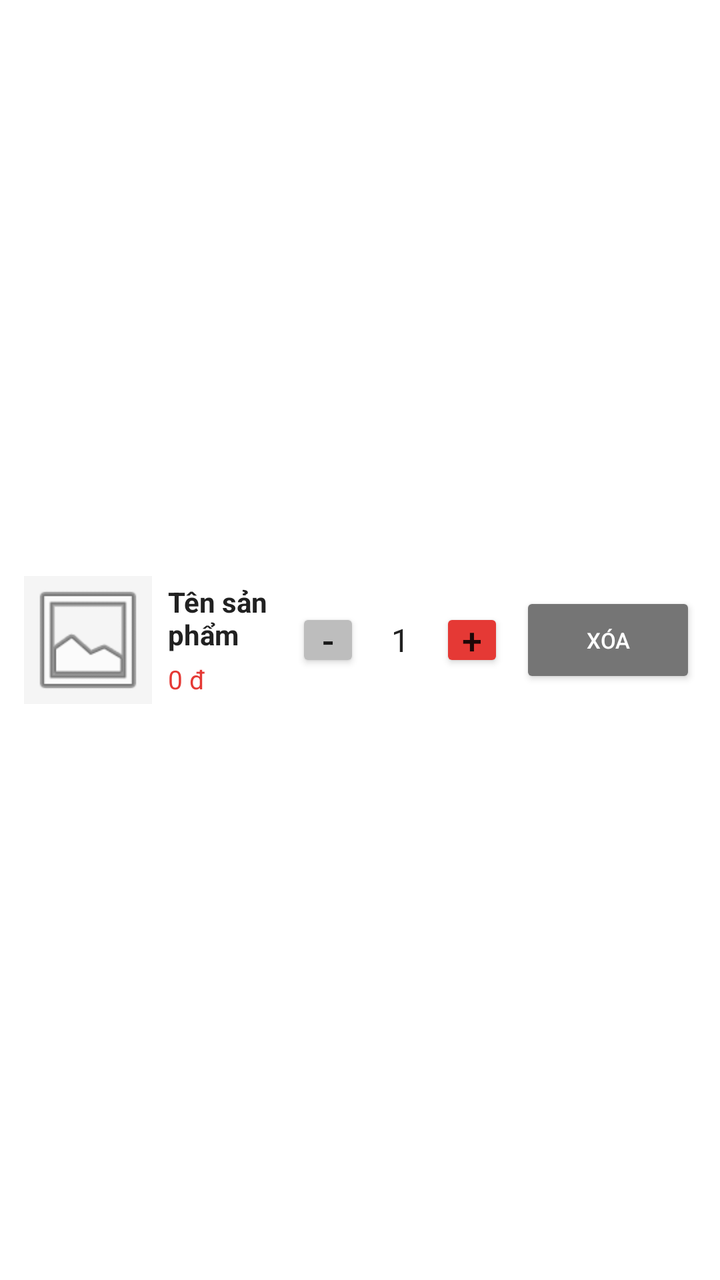
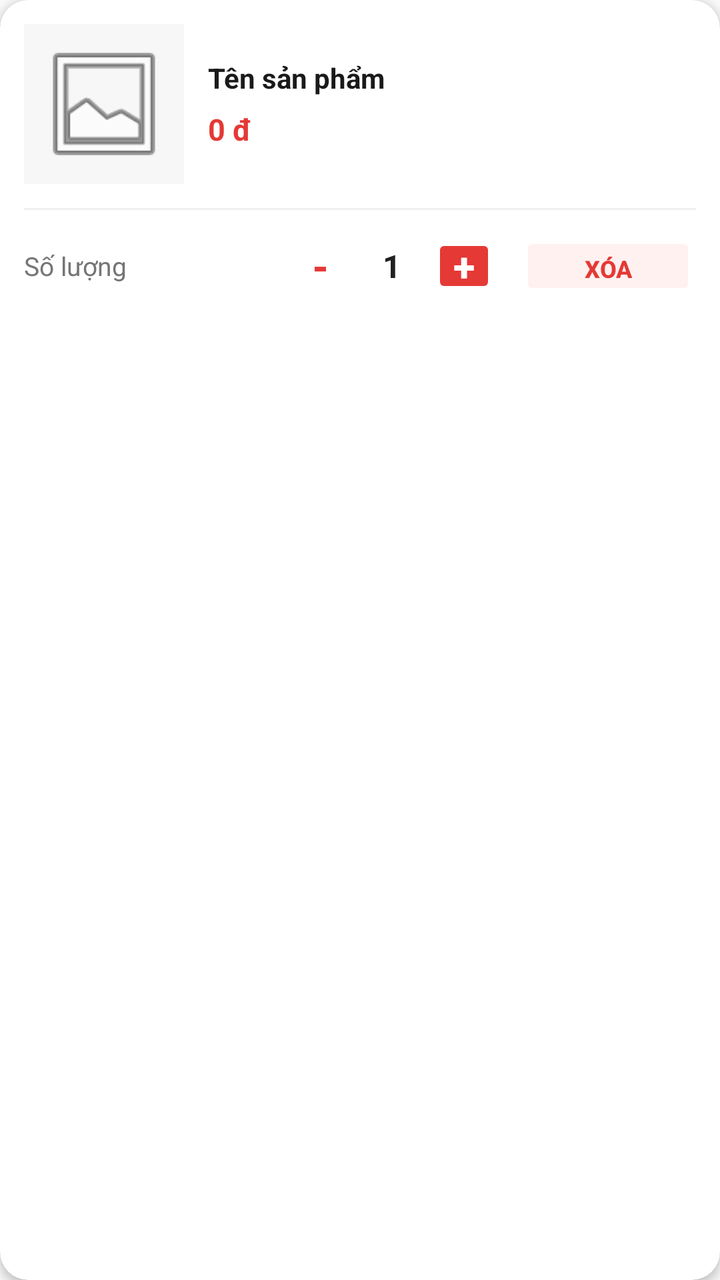

Screens rendered from an Android XML layout before and after an edit, with the pre-edit source and the edit as a unified diff.
<!-- AndroidManifest.xml: application theme Theme.Cellphonesclone -->
<!-- res/layout/item_cart.xml -->
<?xml version="1.0" encoding="utf-8"?>
<LinearLayout xmlns:android="http://schemas.android.com/apk/res/android"
    android:layout_width="match_parent"
    android:layout_height="wrap_content"
    android:background="#FFFFFF"
    android:elevation="2dp"
    android:padding="12dp"
    android:orientation="horizontal"
    android:gravity="center_vertical">

    <ImageView
        android:id="@+id/ivCartProductImage"
        android:layout_width="64dp"
        android:layout_height="64dp"
        android:src="@android:drawable/ic_menu_gallery"
        android:background="#F5F5F5"
        android:scaleType="centerCrop"/>

    <LinearLayout
        android:layout_width="0dp"
        android:layout_height="wrap_content"
        android:layout_weight="1"
        android:orientation="vertical"
        android:padding="8dp">

        <TextView
            android:id="@+id/tvCartProductName"
            android:layout_width="match_parent"
            android:layout_height="wrap_content"
            android:text="Tên sản phẩm"
            android:textSize="14sp"
            android:textStyle="bold"
            android:textColor="#212121"/>

        <TextView
            android:id="@+id/tvCartProductPrice"
            android:layout_width="match_parent"
            android:layout_height="wrap_content"
            android:text="0 đ"
            android:textSize="13sp"
            android:textColor="#E53935"
            android:layout_marginTop="4dp"/>

    </LinearLayout>

    <LinearLayout
        android:layout_width="wrap_content"
        android:layout_height="wrap_content"
        android:orientation="horizontal"
        android:gravity="center_vertical">

        <Button
            android:id="@+id/btnDecrease"
            android:layout_width="32dp"
            android:layout_height="32dp"
            android:text="-"
            android:textSize="18sp"
            android:padding="0dp"
            android:backgroundTint="#BDBDBD"/>

        <TextView
            android:id="@+id/tvQuantity"
            android:layout_width="40dp"
            android:layout_height="wrap_content"
            android:text="1"
            android:textSize="16sp"
            android:textColor="#212121"
            android:gravity="center"/>

        <Button
            android:id="@+id/btnIncrease"
            android:layout_width="32dp"
            android:layout_height="32dp"
            android:text="+"
            android:textSize="18sp"
            android:padding="0dp"
            android:backgroundTint="#E53935"/>

        <Button
            android:id="@+id/btnRemove"
            android:layout_width="wrap_content"
            android:layout_height="wrap_content"
            android:text="Xóa"
            android:textSize="11sp"
            android:backgroundTint="#757575"
            android:textColor="#FFFFFF"
            android:padding="6dp"
            android:layout_marginStart="8dp"/>

    </LinearLayout>

</LinearLayout>
<!-- resources referenced by this layout -->
<resources>
  <style name="Theme.Cellphonesclone" parent="Theme.AppCompat.Light.NoActionBar">
          <item name="colorPrimary">@color/colorPrimary</item>
          <item name="colorPrimaryDark">@color/colorPrimaryDark</item>
          <item name="colorAccent">@color/colorAccent</item>
          <item name="android:statusBarColor">@color/colorPrimaryDark</item>
      </style>
  <color name="colorPrimary">#E53935</color>
  <color name="colorPrimaryDark">#B71C1C</color>
  <color name="colorAccent">#1976D2</color>
</resources>

<!-- the commit's change to res/layout/item_cart.xml (unified diff, before → after) -->
@@ -1,92 +1,160 @@
 <?xml version="1.0" encoding="utf-8"?>
-<LinearLayout xmlns:android="http://schemas.android.com/apk/res/android"
+<androidx.cardview.widget.CardView
+    xmlns:android="http://schemas.android.com/apk/res/android"
+    xmlns:app="http://schemas.android.com/apk/res-auto"
     android:layout_width="match_parent"
     android:layout_height="wrap_content"
-    android:background="#FFFFFF"
-    android:elevation="2dp"
-    android:padding="12dp"
-    android:orientation="horizontal"
-    android:gravity="center_vertical">
-
-    <ImageView
-        android:id="@+id/ivCartProductImage"
-        android:layout_width="64dp"
-        android:layout_height="64dp"
-        android:src="@android:drawable/ic_menu_gallery"
-        android:background="#F5F5F5"
-        android:scaleType="centerCrop"/>
+    android:layout_marginStart="12dp"
+    android:layout_marginEnd="12dp"
+    android:layout_marginBottom="10dp"
+    app:cardCornerRadius="14dp"
+    app:cardElevation="3dp"
+    app:cardBackgroundColor="#FFFFFF">
 
     <LinearLayout
-        android:layout_width="0dp"
+        android:layout_width="match_parent"
         android:layout_height="wrap_content"
-        android:layout_weight="1"
         android:orientation="vertical"
-        android:padding="8dp">
+        android:padding="12dp">
 
-        <TextView
-            android:id="@+id/tvCartProductName"
+        
+        <LinearLayout
             android:layout_width="match_parent"
             android:layout_height="wrap_content"
-            android:text="Tên sản phẩm"
-            android:textSize="14sp"
-            android:textStyle="bold"
-            android:textColor="#212121"/>
+            android:orientation="horizontal"
+            android:gravity="center_vertical">
 
-        <TextView
-            android:id="@+id/tvCartProductPrice"
+            
+            <ImageView
+                android:id="@+id/ivCartProductImage"
+                android:layout_width="80dp"
+                android:layout_height="80dp"
+                android:src="@android:drawable/ic_menu_gallery"
+                android:background="#F7F7F7"
+                android:scaleType="fitCenter"
+                android:padding="6dp"/>
+
+            
+            <LinearLayout
+                android:layout_width="0dp"
+                android:layout_height="wrap_content"
+                android:layout_weight="1"
+                android:orientation="vertical"
+                android:paddingStart="12dp"
+                android:paddingEnd="4dp">
+
+                <TextView
+                    android:id="@+id/tvCartProductName"
+                    android:layout_width="match_parent"
+                    android:layout_height="wrap_content"
+                    android:text="Tên sản phẩm"
+                    android:textSize="14sp"
+                    android:textStyle="bold"
+                    android:textColor="#1A1A1A"
+                    android:maxLines="2"
+                    android:ellipsize="end"
+                    android:lineSpacingMultiplier="1.2"/>
+
+                <TextView
+                    android:id="@+id/tvCartProductPrice"
+                    android:layout_width="match_parent"
+                    android:layout_height="wrap_content"
+                    android:text="0 đ"
+                    android:textSize="15sp"
+                    android:textStyle="bold"
+                    android:textColor="#E53935"
+                    android:layout_marginTop="6dp"/>
+
+            </LinearLayout>
+
+        </LinearLayout>
+
+        
+        <View
+            android:layout_width="match_parent"
+            android:layout_height="1dp"
+            android:background="#F0F0F0"
+            android:layout_marginTop="12dp"
+            android:layout_marginBottom="10dp"/>
+
+        
+        <LinearLayout
             android:layout_width="match_parent"
             android:layout_height="wrap_content"
-            android:text="0 đ"
-            android:textSize="13sp"
-            android:textColor="#E53935"
-            android:layout_marginTop="4dp"/>
+            android:orientation="horizontal"
+            android:gravity="center_vertical">
+
+            
+            <TextView
+                android:layout_width="0dp"
+                android:layout_height="wrap_content"
+                android:layout_weight="1"
+                android:text="Số lượng"
+                android:textSize="13sp"
+                android:textColor="#757575"/>
+
+            
+            <LinearLayout
+                android:layout_width="wrap_content"
+                android:layout_height="wrap_content"
+                android:orientation="horizontal"
+                android:gravity="center_vertical"
+                android:background="@drawable/bg_search_bar"
+                android:padding="2dp">
+
+                <Button
+                    android:id="@+id/btnDecrease"
+                    android:layout_width="32dp"
+                    android:layout_height="32dp"
+                    android:text="-"
+                    android:textSize="20sp"
+                    android:textStyle="bold"
+                    android:textColor="#E53935"
+                    android:padding="0dp"
+                    android:backgroundTint="#FFFFFF"
+                    android:stateListAnimator="@null"/>
+
+                <TextView
+                    android:id="@+id/tvQuantity"
+                    android:layout_width="40dp"
+                    android:layout_height="wrap_content"
+                    android:text="1"
+                    android:textSize="16sp"
+                    android:textStyle="bold"
+                    android:textColor="#212121"
+                    android:gravity="center"/>
+
+                <Button
+                    android:id="@+id/btnIncrease"
+                    android:layout_width="32dp"
+                    android:layout_height="32dp"
+                    android:text="+"
+                    android:textSize="20sp"
+                    android:textStyle="bold"
+                    android:textColor="#FFFFFF"
+                    android:padding="0dp"
+                    android:backgroundTint="#E53935"
+                    android:stateListAnimator="@null"/>
+
+            </LinearLayout>
+
+            
+            <Button
+                android:id="@+id/btnRemove"
+                android:layout_width="wrap_content"
+                android:layout_height="34dp"
+                android:text="Xóa"
+                android:textSize="12sp"
+                android:textStyle="bold"
+                android:backgroundTint="#FFF1F0"
+                android:textColor="#E53935"
+                android:paddingStart="14dp"
+                android:paddingEnd="14dp"
+                android:layout_marginStart="10dp"
+                android:stateListAnimator="@null"/>
+
+        </LinearLayout>
 
     </LinearLayout>
 
-    <LinearLayout
-        android:layout_width="wrap_content"
-        android:layout_height="wrap_content"
-        android:orientation="horizontal"
-        android:gravity="center_vertical">
-
-        <Button
-            android:id="@+id/btnDecrease"
-            android:layout_width="32dp"
-            android:layout_height="32dp"
-            android:text="-"
-            android:textSize="18sp"
-            android:padding="0dp"
-            android:backgroundTint="#BDBDBD"/>
-
-        <TextView
-            android:id="@+id/tvQuantity"
-            android:layout_width="40dp"
-            android:layout_height="wrap_content"
-            android:text="1"
-            android:textSize="16sp"
-            android:textColor="#212121"
-            android:gravity="center"/>
-
-        <Button
-            android:id="@+id/btnIncrease"
-            android:layout_width="32dp"
-            android:layout_height="32dp"
-            android:text="+"
-            android:textSize="18sp"
-            android:padding="0dp"
-            android:backgroundTint="#E53935"/>
-
-        <Button
-            android:id="@+id/btnRemove"
-            android:layout_width="wrap_content"
-            android:layout_height="wrap_content"
-            android:text="Xóa"
-            android:textSize="11sp"
-            android:backgroundTint="#757575"
-            android:textColor="#FFFFFF"
-            android:padding="6dp"
-            android:layout_marginStart="8dp"/>
-
-    </LinearLayout>
-
-</LinearLayout>
+</androidx.cardview.widget.CardView>
<!-- resource entries referenced after the edit -->
@@ -1,5 +1,12 @@
 <!-- resources referenced by this layout -->
 <resources>
+  <!-- drawable bg_search_bar (drawable) -->
+  <?xml version="1.0" encoding="utf-8"?>
+  <shape xmlns:android="http://schemas.android.com/apk/res/android"
+      android:shape="rectangle">
+      <solid android:color="#FFFFFF"/>
+      <corners android:radius="24dp"/>
+  </shape>
   <style name="Theme.Cellphonesclone" parent="Theme.AppCompat.Light.NoActionBar">
           <item name="colorPrimary">@color/colorPrimary</item>
           <item name="colorPrimaryDark">@color/colorPrimaryDark</item>
